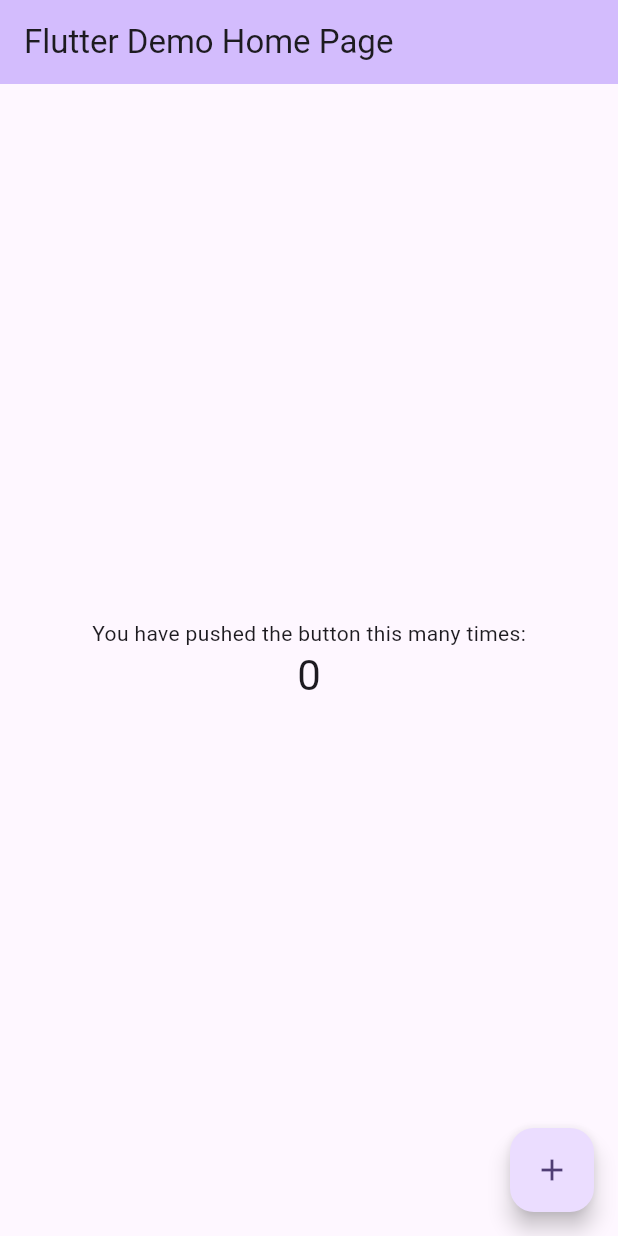
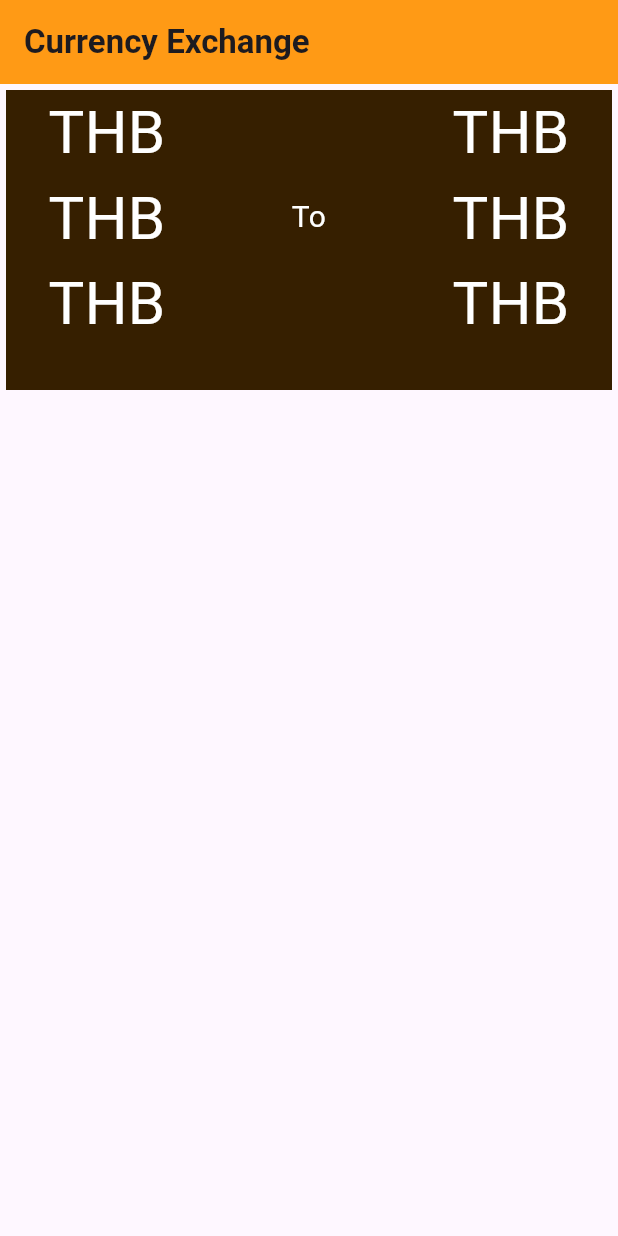
Before and after one commit to ap1911ak/currency_exchange, a Flutter app: the screen it shows after launch, on a phone screen of 412 x 824 dp. Run offline on Flutter 3.47's test engine with Material 3 defaults, Android fonts, the phone set to English and light mode, and no system bars.

Commit message:
Assign layout

```diff
--- a/lib/main.dart
+++ b/lib/main.dart
@@ -1,122 +1,88 @@
 import 'package:flutter/material.dart';
-
 void main() {
-  runApp(const MyApp());
+   runApp(MyApp());
 }
 
 class MyApp extends StatelessWidget {
   const MyApp({super.key});
 
-  // This widget is the root of your application.
   @override
   Widget build(BuildContext context) {
     return MaterialApp(
-      title: 'Flutter Demo',
-      theme: ThemeData(
-        // This is the theme of your application.
-        //
-        // TRY THIS: Try running your application with "flutter run". You'll see
-        // the application has a purple toolbar. Then, without quitting the app,
-        // try changing the seedColor in the colorScheme below to Colors.green
-        // and then invoke "hot reload" (save your changes or press the "hot
-        // reload" button in a Flutter-supported IDE, or press "r" if you used
-        // the command line to start the app).
-        //
-        // Notice that the counter didn't reset back to zero; the application
-        // state is not lost during the reload. To reset the state, use hot
-        // restart instead.
-        //
-        // This works for code too, not just values: Most code changes can be
-        // tested with just a hot reload.
-        colorScheme: ColorScheme.fromSeed(seedColor: Colors.deepPurple),
-      ),
-      home: const MyHomePage(title: 'Flutter Demo Home Page'),
+      title: "MyApp",
+      home: MyHomePage(),
+      theme: ThemeData(appBarTheme: const AppBarTheme(backgroundColor: Color.fromARGB(255, 255, 154, 21)),)
     );
   }
 }
 
 class MyHomePage extends StatefulWidget {
-  const MyHomePage({super.key, required this.title});
-
-  // This widget is the home page of your application. It is stateful, meaning
-  // that it has a State object (defined below) that contains fields that affect
-  // how it looks.
-
-  // This class is the configuration for the state. It holds the values (in this
-  // case the title) provided by the parent (in this case the App widget) and
-  // used by the build method of the State. Fields in a Widget subclass are
-  // always marked "final".
-
-  final String title;
+  const MyHomePage({super.key});
 
   @override
   State<MyHomePage> createState() => _MyHomePageState();
 }
 
 class _MyHomePageState extends State<MyHomePage> {
-  int _counter = 0;
-
-  void _incrementCounter() {
-    setState(() {
-      // This call to setState tells the Flutter framework that something has
-      // changed in this State, which causes it to rerun the build method below
-      // so that the display can reflect the updated values. If we changed
-      // _counter without calling setState(), then the build method would not be
-      // called again, and so nothing would appear to happen.
-      _counter++;
-    });
-  }
-
   @override
   Widget build(BuildContext context) {
-    // This method is rerun every time setState is called, for instance as done
-    // by the _incrementCounter method above.
-    //
-    // The Flutter framework has been optimized to make rerunning build methods
-    // fast, so that you can just rebuild anything that needs updating rather
-    // than having to individually change instances of widgets.
     return Scaffold(
         appBar: AppBar(
-        // TRY THIS: Try changing the color here to a specific color (to
-        // Colors.amber, perhaps?) and trigger a hot reload to see the AppBar
-        // change color while the other colors stay the same.
-        backgroundColor: Theme.of(context).colorScheme.inversePrimary,
-        // Here we take the value from the MyHomePage object that was created by
-        // the App.build method, and use it to set our appbar title.
-        title: Text(widget.title),
+          title: Text("Currency Exchange",style: TextStyle(fontWeight: FontWeight.bold )),
         ),
         body: Center(
-        // Center is a layout widget. It takes a single child and positions it
-        // in the middle of the parent.
+          child: Padding(
+            padding: const EdgeInsets.all(4.0),
+            child: Center(
               child: Column(
-          // Column is also a layout widget. It takes a list of children and
-          // arranges them vertically. By default, it sizes itself to fit its
-          // children horizontally, and tries to be as tall as its parent.
-          //
-          // Column has various properties to control how it sizes itself and
-          // how it positions its children. Here we use mainAxisAlignment to
-          // center the children vertically; the main axis here is the vertical
-          // axis because Columns are vertical (the cross axis would be
-          // horizontal).
-          //
-          // TRY THIS: Invoke "debug painting" (choose the "Toggle Debug Paint"
-          // action in the IDE, or press "p" in the console), to see the
-          // wireframe for each widget.
-          mainAxisAlignment: MainAxisAlignment.center,
-          children: <Widget>[
-            const Text('You have pushed the button this many times:'),
-            Text(
-              '$_counter',
-              style: Theme.of(context).textTheme.headlineMedium,
-            ),
+                children: [
+                  Container(
+                    decoration: BoxDecoration(color: const Color.fromARGB(255, 54, 31, 0)),
+                    height: 200,
+                    child: Row(
+                      crossAxisAlignment: CrossAxisAlignment.center,
+                      children: [
+                        Expanded(
+                          child: Column(
+                            children: [
+                              Text("THB",style: TextStyle(fontSize: 40,color: Colors.white),textAlign: TextAlign.center,),
+                              Text("THB",style: TextStyle(fontSize: 40,color:Colors.white),textAlign: TextAlign.center,),
+                              Text("THB",style: TextStyle(fontSize: 40,color:Colors.white),textAlign: TextAlign.center,)
                             ],
                           ),
                         ),
-      floatingActionButton: FloatingActionButton(
-        onPressed: _incrementCounter,
-        tooltip: 'Increment',
-        child: const Icon(Icons.add),
-      ), // This trailing comma makes auto-formatting nicer for build methods.
+                        Expanded(
+                          child: Padding(
+                            padding: const EdgeInsets.fromLTRB(10, 70, 10, 70),
+                            child: Column(
+                              children: [
+                                Text("To",style: TextStyle(fontSize: 20,color: Colors.white),textAlign: TextAlign.center,),
+                              ],
+                            ),
+                          ),
+                        ),
+                        Expanded(
+                          child: Column(
+                            children: [
+                              Text("THB",style: TextStyle(fontSize: 40,color: Colors.white),textAlign: TextAlign.center,),
+                              Text("THB",style: TextStyle(fontSize: 40,color:Colors.white),textAlign: TextAlign.center,),
+                              Text("THB",style: TextStyle(fontSize: 40,color:Colors.white),textAlign: TextAlign.center,)
+                            ],
+                          ),
+                        )
+
+                      ],
+                    ),
+                  ),
+                  // Container(
+                  //   decoration: BoxDecoration(color: const Color.fromARGB(255, 54, 31, 0)),
+                  //   height: 150,
+                  // )
+                ],
+              ),
+            ),
+          ),
+        )
       );
   }
 }
--- a/pubspec.yaml
+++ b/pubspec.yaml
@@ -35,6 +35,7 @@ dependencies:
   # Use with the CupertinoIcons class for iOS style icons.
   cupertino_icons: ^1.0.8
   flutter_launcher_icons: ^0.14.4
+  intl: ^0.20.2
 
 flutter_icons:
   android: true
```
Also changed, not shown: pubspec.lock. Lines whose indentation alone changed are shown as unchanged.
